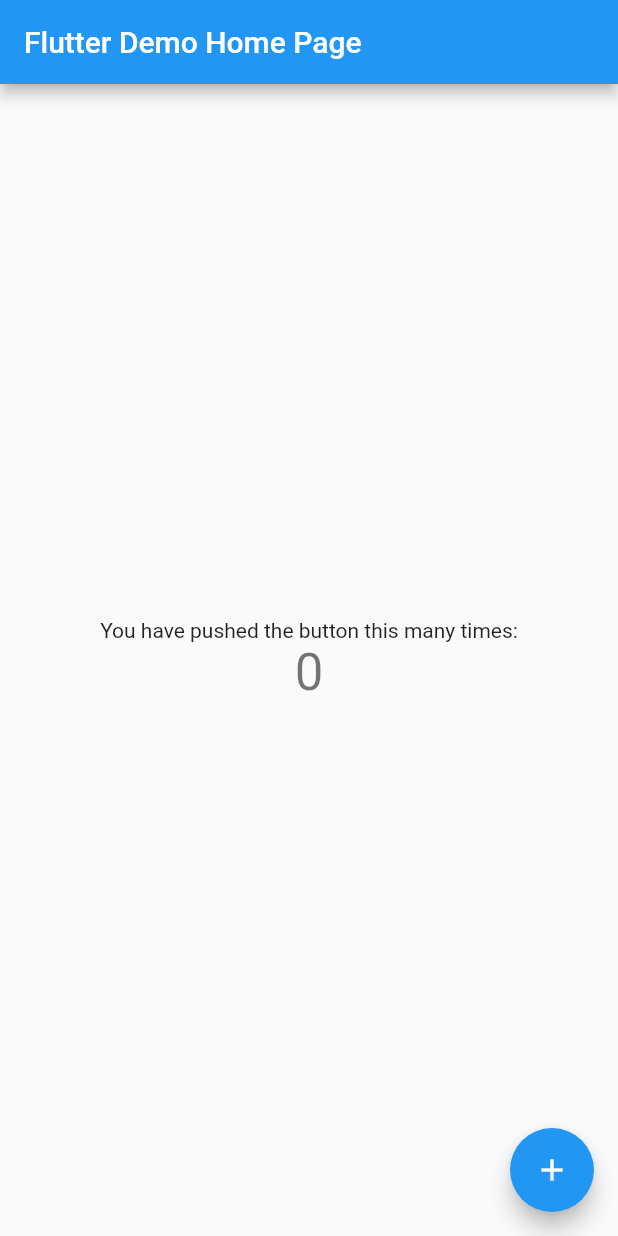
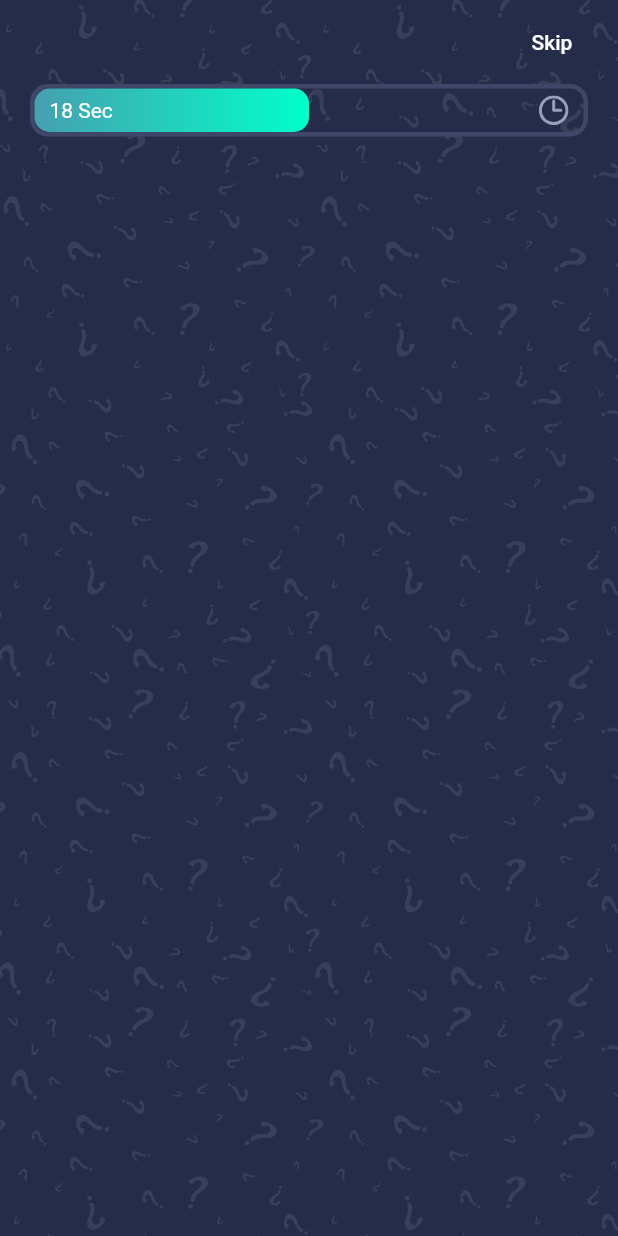
Before and after one commit to SaminYeaser/quizappmath, a Flutter app: the screen it shows after launch, on a phone screen of 412 x 824 dp. Run offline on Flutter 3.47's test engine with Material 2 defaults, Android fonts, the phone set to English and light mode, and no system bars; our stand-ins replace websafe_svg.

Commit message:
progress bar done

```diff
--- /dev/null
+++ b/lib/constants.dart
@@ -0,0 +1,14 @@
+import 'package:flutter/material.dart';
+
+const kSecondaryColor = Color(0xFF8B94BA);
+const kGreenColor = Color(0xFF6AC259);
+const kRedColor = Color(0xFFE92E3F);
+const kGrayColor = Color(0xFFC1C1C1);
+const kBlackColor = Color(0xFF101010);
+const kPrimaryGradient = LinearGradient(
+  colors: [Color(0xFF46A0AF), Color(0xFF00FFCA)],
+  begin: Alignment.centerLeft,
+  end: Alignment.centerRight,
+);
+
+const double kDefaultPadding = 20.0;
--- a/lib/main.dart
+++ b/lib/main.dart
@@ -1,4 +1,7 @@
 import 'package:flutter/material.dart';
+import 'package:quizappmath/models/quiz.dart';
+import 'package:quizappmath/pages/myhomepage.dart';
+import 'package:quizappmath/pages/quiz.dart';
 
 void main() {
   runApp(MyApp());
@@ -9,105 +12,10 @@
   @override
   Widget build(BuildContext context) {
     return MaterialApp(
-      title: 'Flutter Demo',
-      theme: ThemeData(
-        // This is the theme of your application.
-        //
-        // Try running your application with "flutter run". You'll see the
-        // application has a blue toolbar. Then, without quitting the app, try
-        // changing the primarySwatch below to Colors.green and then invoke
-        // "hot reload" (press "r" in the console where you ran "flutter run",
-        // or simply save your changes to "hot reload" in a Flutter IDE).
-        // Notice that the counter didn't reset back to zero; the application
-        // is not restarted.
-        primarySwatch: Colors.blue,
-      ),
-      home: MyHomePage(title: 'Flutter Demo Home Page'),
+      title: 'Quiz App',
+      debugShowCheckedModeBanner: false,
+      theme: ThemeData.dark(),
+      home: QuizScreen(),
     );
   }
 }
-
-class MyHomePage extends StatefulWidget {
-  MyHomePage({Key? key, required this.title}) : super(key: key);
-
-  // This widget is the home page of your application. It is stateful, meaning
-  // that it has a State object (defined below) that contains fields that affect
-  // how it looks.
-
-  // This class is the configuration for the state. It holds the values (in this
-  // case the title) provided by the parent (in this case the App widget) and
-  // used by the build method of the State. Fields in a Widget subclass are
-  // always marked "final".
-
-  final String title;
-
-  @override
-  _MyHomePageState createState() => _MyHomePageState();
-}
-
-class _MyHomePageState extends State<MyHomePage> {
-  int _counter = 0;
-
-  void _incrementCounter() {
-    setState(() {
-      // This call to setState tells the Flutter framework that something has
-      // changed in this State, which causes it to rerun the build method below
-      // so that the display can reflect the updated values. If we changed
-      // _counter without calling setState(), then the build method would not be
-      // called again, and so nothing would appear to happen.
-      _counter++;
-    });
-  }
-
-  @override
-  Widget build(BuildContext context) {
-    // This method is rerun every time setState is called, for instance as done
-    // by the _incrementCounter method above.
-    //
-    // The Flutter framework has been optimized to make rerunning build methods
-    // fast, so that you can just rebuild anything that needs updating rather
-    // than having to individually change instances of widgets.
-    return Scaffold(
-      appBar: AppBar(
-        // Here we take the value from the MyHomePage object that was created by
-        // the App.build method, and use it to set our appbar title.
-        title: Text(widget.title),
-      ),
-      body: Center(
-        // Center is a layout widget. It takes a single child and positions it
-        // in the middle of the parent.
-        child: Column(
-          // Column is also a layout widget. It takes a list of children and
-          // arranges them vertically. By default, it sizes itself to fit its
-          // children horizontally, and tries to be as tall as its parent.
-          //
-          // Invoke "debug painting" (press "p" in the console, choose the
-          // "Toggle Debug Paint" action from the Flutter Inspector in Android
-          // Studio, or the "Toggle Debug Paint" command in Visual Studio Code)
-          // to see the wireframe for each widget.
-          //
-          // Column has various properties to control how it sizes itself and
-          // how it positions its children. Here we use mainAxisAlignment to
-          // center the children vertically; the main axis here is the vertical
-          // axis because Columns are vertical (the cross axis would be
-          // horizontal).
-          mainAxisAlignment: MainAxisAlignment.center,
-          children: <Widget>[
-            Text(
-              'You have pushed the button this many times:',
-            ),
-            Text(
-              '$_counter',
-              style: Theme.of(context).textTheme.headline4,
-            ),
-          ],
-        ),
-      ),
-      floatingActionButton: FloatingActionButton(
-        onPressed: _incrementCounter,
-        tooltip: 'Increment',
-        child: Icon(Icons.add),
-      ), // This trailing comma makes auto-formatting nicer for build methods.
-    );
-  }
-}
--- /dev/null
+++ b/lib/pages/components/body.dart
@@ -0,0 +1,63 @@
+import 'package:flutter/material.dart';
+import 'package:quizappmath/constants.dart';
+import 'package:websafe_svg/websafe_svg.dart';
+
+class Body extends StatelessWidget {
+  const Body({Key? key}) : super(key: key);
+
+  @override
+  Widget build(BuildContext context) {
+    return Stack(
+      children: [
+        WebsafeSvg.asset(
+          "assets/icons/bg.svg",
+          fit: BoxFit.fitWidth,
+          alignment: Alignment.center,
+          width: 1000,
+        ),
+        SafeArea(
+          child: Padding(
+            padding: EdgeInsets.symmetric(horizontal: kDefaultPadding),
+            child: Column(
+              children: [
+                Container(
+                  width: double.infinity,
+                  height: 35,
+                  decoration: BoxDecoration(
+                    border: Border.all(color: Color(0xFF3F4768), width: 3),
+                    borderRadius: BorderRadius.circular(12),
+                  ),
+                  child: Stack(
+                    children: [
+                      LayoutBuilder(
+                        builder: (context, constraints) => Container(
+                          width: constraints.maxWidth * .5,
+                          decoration: BoxDecoration(
+                              gradient: kPrimaryGradient,
+                              borderRadius: BorderRadius.circular(10)),
+                        ),
+                      ),
+                      Positioned.fill(
+                        child: Padding(
+                          padding: EdgeInsets.symmetric(
+                              horizontal: kDefaultPadding / 2),
+                          child: Row(
+                            mainAxisAlignment: MainAxisAlignment.spaceBetween,
+                            children: [
+                              Text('18 Sec'),
+                              WebsafeSvg.asset("assets/icons/clock.svg")
+                            ],
+                          ),
+                        ),
+                      )
+                    ],
+                  ),
+                ),
+              ],
+            ),
+          ),
+        )
+      ],
+    );
+  }
+}
--- /dev/null
+++ b/lib/pages/quiz.dart
@@ -0,0 +1,22 @@
+import 'package:flutter/material.dart';
+import 'package:quizappmath/pages/components/body.dart';
+
+
+class QuizScreen extends StatelessWidget {
+  const QuizScreen({Key? key}) : super(key: key);
+
+  @override
+  Widget build(BuildContext context) {
+    return Scaffold(
+      extendBodyBehindAppBar: true,
+      appBar: AppBar(
+        backgroundColor: Colors.transparent,
+        elevation: 0,
+        actions: [
+          FlatButton(onPressed: (){}, child: Text('Skip'))
+        ],
+      ),
+      body: Body(),
+    );
+  }
+}
```
Also changed, not shown: lib/models/quiz.dart (added, +84 -0 lines), lib/pages/myhomepage.dart (added, +70 -0 lines), pubspec.yaml (+5 -2 lines), assets/icons/bg.svg (renamed from assets/bg.svg), assets/icons/clock.svg (renamed from assets/clock.svg), pubspec.lock, 1 other file.
